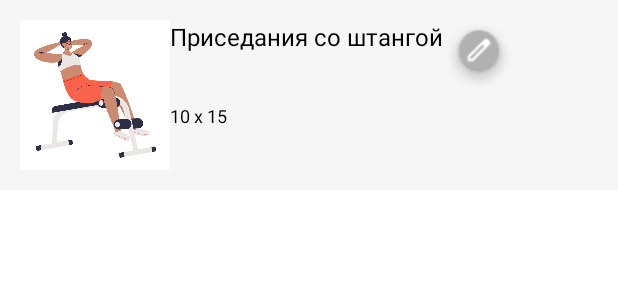
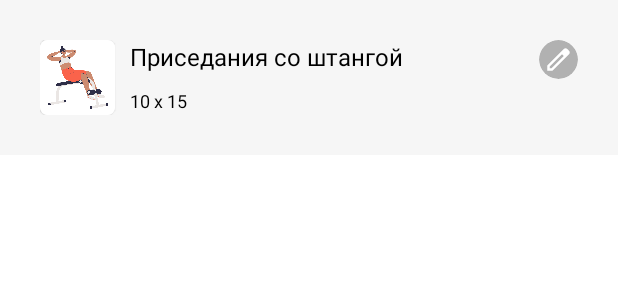
Before and after one commit to BeanNapkin/KachokNotes, an Android app: the layout workout.xml on its own in the app's theme, with its tools: preview values and no code run, on a phone screen of 412 x 824 dp. Shown: the top 300 px of the screen. Run offline under Robolectric (Android 15) with nearby library versions, the phone set to English and light mode, and no system bars; Roboto replaces fonts that are not available here.

Commit message:
Layout for exercise

```diff
--- /dev/null
+++ b/app/src/main/res/drawable/circle_bg.xml
@@ -0,0 +1,7 @@
+<?xml version="1.0" encoding="utf-8"?>
+<shape xmlns:android="http://schemas.android.com/apk/res/android"
+    >
+<size android:height="26dp" android:width="26dp" />
+    <solid android:color="@color/gray"/>
+    <corners android:radius="26dp"/>
+</shape>
--- /dev/null
+++ b/app/src/main/res/drawable/divider.xml
@@ -0,0 +1,5 @@
+<?xml version="1.0" encoding="utf-8"?>
+<shape xmlns:android="http://schemas.android.com/apk/res/android"
+    >
+<size android:height="10dp" android:width="10dp" />
+</shape>
--- /dev/null
+++ b/app/src/main/res/drawable/edit_button.xml
@@ -0,0 +1,17 @@
+<vector xmlns:android="http://schemas.android.com/apk/res/android"
+    android:width="26dp"
+    android:height="26dp"
+    android:viewportWidth="26"
+    android:viewportHeight="26">
+  <group>
+    <clip-path
+        android:pathData="M13,0L13,0A13,13 0,0 1,26 13L26,13A13,13 0,0 1,13 26L13,26A13,13 0,0 1,0 13L0,13A13,13 0,0 1,13 0z"/>
+    <path
+        android:pathData="M13,0L13,0A13,13 0,0 1,26 13L26,13A13,13 0,0 1,13 26L13,26A13,13 0,0 1,0 13L0,13A13,13 0,0 1,13 0z"
+        android:fillColor="#B1B1B1"/>
+    <path
+        android:pathData="M18.883,5.992L20.008,7.117C20.667,7.767 20.667,8.825 20.008,9.475L8.983,20.5H5.5V17.017L14.167,8.342L16.525,5.992C17.175,5.342 18.233,5.342 18.883,5.992ZM7.167,18.833L8.342,18.883L16.525,10.692L15.35,9.517L7.167,17.7V18.833Z"
+        android:fillColor="#ffffff"
+        android:fillType="evenOdd"/>
+  </group>
+</vector>
--- a/app/src/main/res/layout/workout.xml
+++ b/app/src/main/res/layout/workout.xml
@@ -1,58 +1,74 @@
 <?xml version="1.0" encoding="utf-8"?>
-<LinearLayout
-    xmlns:android="http://schemas.android.com/apk/res/android"
+<LinearLayout xmlns:android="http://schemas.android.com/apk/res/android"
     xmlns:app="http://schemas.android.com/apk/res-auto"
     xmlns:tools="http://schemas.android.com/tools"
-    android:orientation="vertical"
     android:layout_width="match_parent"
-    android:layout_height="match_parent">
+    android:layout_height="match_parent"
+    android:orientation="vertical">
 
     <androidx.constraintlayout.widget.ConstraintLayout
         android:layout_width="match_parent"
         android:layout_height="wrap_content"
-        android:padding="20px"
-        android:background="#F6F6F6">
+        android:background="#F6F6F6"
+        android:padding="40px">
+
+        <com.google.android.material.card.MaterialCardView
+            android:id="@+id/exerciseCardView"
+            android:layout_width="50dp"
+            android:layout_height="50dp"
+            app:cardCornerRadius="5dp"
+            app:layout_constraintStart_toStartOf="parent"
+            app:layout_constraintTop_toTopOf="parent">
 
             <ImageView
                 android:id="@+id/exerciseImageView"
-            android:layout_width="150px"
-            android:layout_height="150px"
-            android:src="@drawable/exercise"
-            app:layout_constraintStart_toStartOf="parent"
-            app:layout_constraintTop_toTopOf="parent" />
+                android:layout_width="match_parent"
+                android:layout_height="match_parent"
+                android:src="@drawable/exercise" />
+
+        </com.google.android.material.card.MaterialCardView>
 
         <TextView
             android:id="@+id/nameTextView"
             android:layout_width="wrap_content"
             android:layout_height="wrap_content"
+            android:layout_marginStart="10dp"
             android:fontFamily="@font/roboto_bold"
             android:textColor="@color/black"
             android:textSize="16sp"
-            app:layout_constraintStart_toEndOf="@id/exerciseImageView"
+            app:layout_constraintStart_toEndOf="@id/exerciseCardView"
             app:layout_constraintTop_toTopOf="parent"
             tools:text="Приседания со штангой" />
+
+        <GridLayout
+            android:layout_width="wrap_content"
+            android:layout_height="wrap_content"
+            android:rowCount="2"
+            android:columnCount="5"
+            app:layout_constraintStart_toStartOf="@id/nameTextView"
+            app:layout_constraintTop_toBottomOf="@id/nameTextView">
 
             <TextView
                 android:id="@+id/repetitionTextView"
                 android:layout_width="wrap_content"
                 android:layout_height="wrap_content"
-            android:layout_marginTop="50px"
+                android:layout_marginTop="10dp"
                 android:fontFamily="@font/roboto_medium"
+                android:paddingEnd="10dp"
                 android:textColor="@color/black"
                 android:textSize="12sp"
-            app:layout_constraintStart_toStartOf="@id/nameTextView"
-            app:layout_constraintTop_toBottomOf="@id/nameTextView"
                 tools:text="10 x 15" />
+        </GridLayout>
 
         <ImageView
             android:id="@+id/editButton"
-            android:layout_width="wrap_content"
-            android:layout_height="wrap_content"
+            android:layout_width="26dp"
+            android:layout_height="26dp"
             android:src="@drawable/edit_button"
-            app:layout_constraintStart_toEndOf="@id/nameTextView"
+            app:cornerRadius="10dp"
+            app:layout_constraintEnd_toEndOf="parent"
             app:layout_constraintTop_toTopOf="parent" />
 
     </androidx.constraintlayout.widget.ConstraintLayout>
 
-
 </LinearLayout>
--- a/app/src/main/res/values/colors.xml
+++ b/app/src/main/res/values/colors.xml
@@ -7,4 +7,5 @@
     <color name="teal_700">#FF018786</color>
     <color name="black">#FF000000</color>
     <color name="white">#FFFFFFFF</color>
+    <color name="gray">#B1B1B1</color>
 </resources>
```
Also changed, not shown: app/src/main/res/drawable/edit_button.png (deleted). Lines whose indentation alone changed are shown as unchanged.
